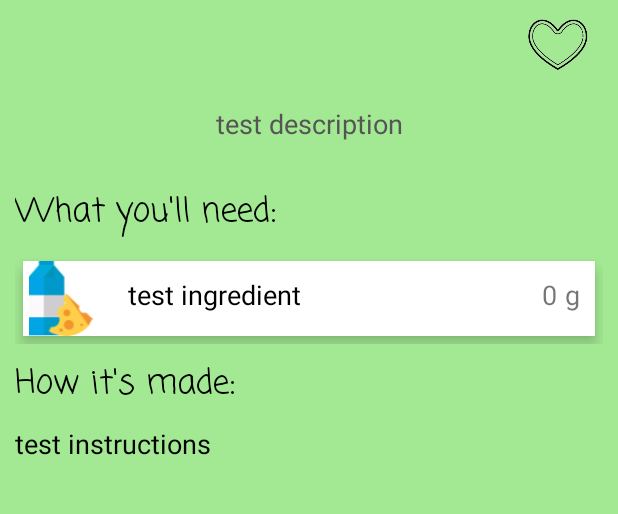
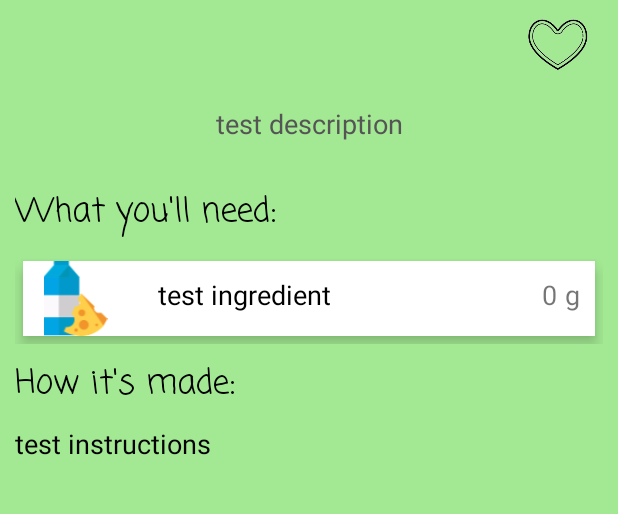
Before and after one commit to LePeppino/Resteverwerter, an Android app: the RecipeDetailActivity screen opened directly, with no data from a screen before it, on a phone screen of 412 x 824 dp, the part 596-1110 px from its top. Run offline under Robolectric (Android 15) with nearby library versions, the phone set to English and light mode, and no system bars; our stand-ins replace Room's generated code; pictures from the network do not load.

Commit message:
optimized some layouts with styles

```diff
--- a/app/src/main/res/layout/layout_recipedetail_ingredient_listitem.xml
+++ b/app/src/main/res/layout/layout_recipedetail_ingredient_listitem.xml
@@ -12,7 +12,9 @@
         android:layout_width="50dp"
         android:layout_height="50dp"
         android:id="@+id/ingredientImageId"
-        android:src="@mipmap/ic_launcher" />
+        android:src="@mipmap/ic_launcher"
+        android:layout_marginStart="10dp"
+        android:layout_marginEnd="10dp"/>
 
     <TextView
         android:layout_width="wrap_content"
--- a/app/src/main/res/values/styles.xml
+++ b/app/src/main/res/values/styles.xml
@@ -34,7 +34,6 @@
         <item name="android:textSize">22sp</item>
         <item name="android:textColor">@color/colorTextPrimary</item>
         <item name="fontFamily">casual</item>
-        <item name="android:layout_below">@+id/homeFragmentSearchView</item>
         <item name="android:layout_margin">10dp</item>
     </style>
 
@@ -102,7 +101,6 @@
         <item name="android:textSize">22sp</item>
         <item name="android:textColor">@color/colorTextPrimary</item>
         <item name="fontFamily">casual</item>
-        <item name="android:layout_below">@+id/favouriteFragmentSearchView</item>
         <item name="android:layout_margin">10dp</item>
     </style>
 
```
Also changed, not shown: app/src/main/res/layout/fragment_favorites.xml (+15 -2 lines), app/src/main/res/layout/fragment_home.xml (+15 -1 lines).
